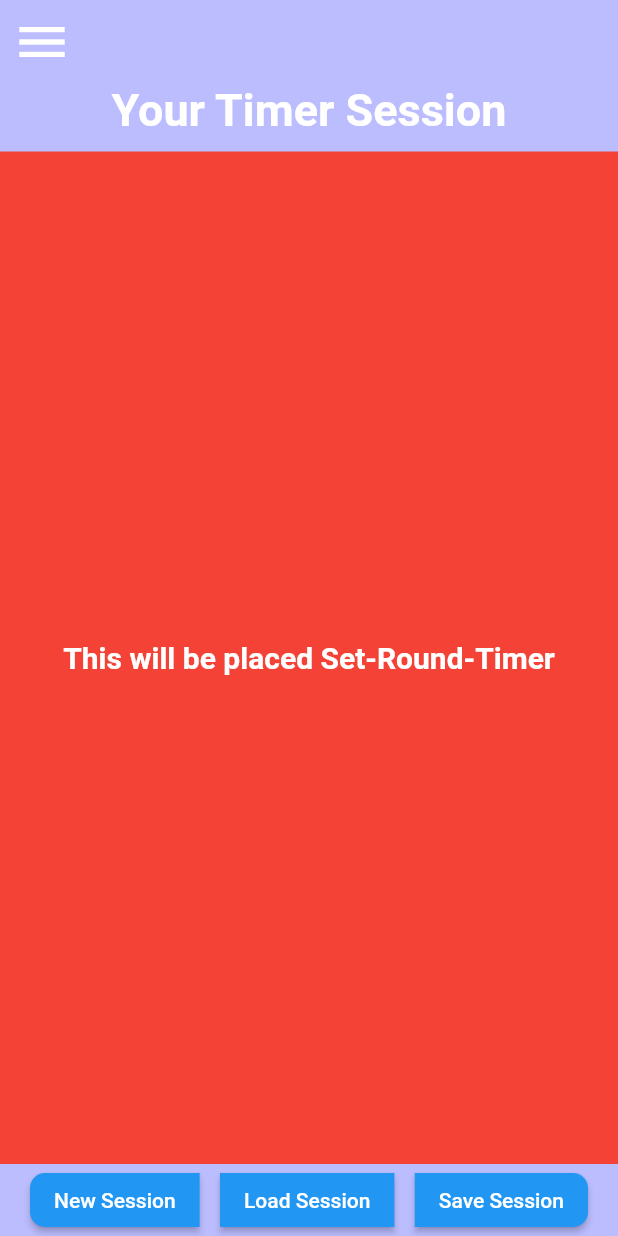
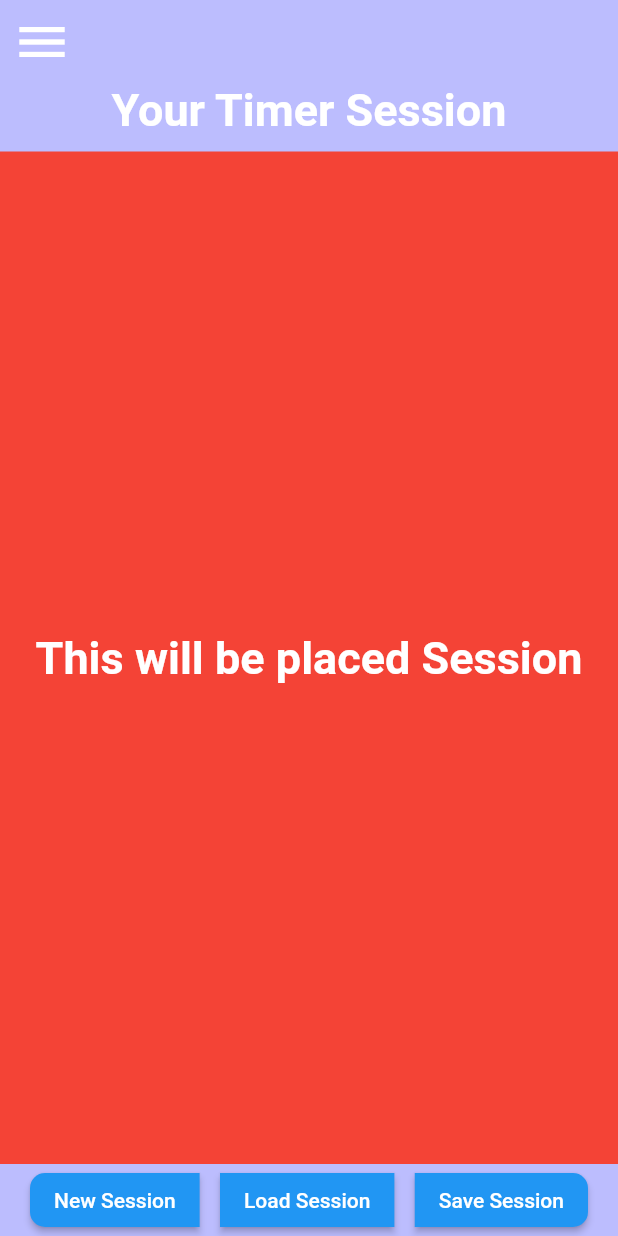
Before and after one commit to reqdevil/Sport-Timer-App, a Flutter app: the screen it shows after launch, on a phone screen of 412 x 824 dp. Run offline on Flutter 3.47's test engine with Material 2 defaults, Android fonts, the phone set to English and light mode, and no system bars.

Commit message:
Update SessionPage.dart
little update

```diff
--- a/lib/Pages/SessionPage.dart
+++ b/lib/Pages/SessionPage.dart
@@ -44,10 +44,10 @@ class _SessionPageState extends State<SessionPage> {
                   color: Colors.red,
                   child: const Center(
                     child: Text(
-                      "This will be placed Set-Round-Timer",
+                      "This will be placed Session",
                       style: TextStyle(
                         color: AppColor.white,
-                        fontSize: 20,
+                        fontSize: 30,
                         fontWeight: FontWeight.bold,
                       ),
                     ),
```
